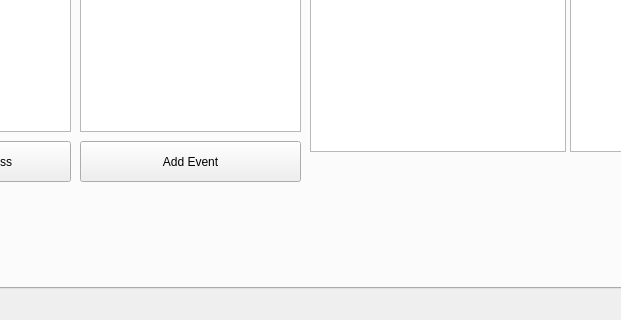
The window that mainwindow.ui (Leckatall/PyJournal) describes before a commit, drawn with Qt 5; both pictures show x 171 to 792 and y 344 to 664 of the 1016 by 664 pixel window.
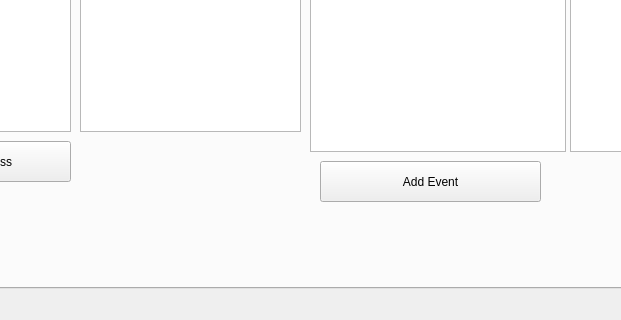
The same window after the commit.

Commit message: Selecting events and viewing their details is now possible :)

The edit to the form file:
```diff
--- a/mainwindow.ui
+++ b/mainwindow.ui
@@ -446,8 +446,8 @@
        <widget class="QPushButton" name="NewEventInstance">
         <property name="geometry">
          <rect>
-          <x>240</x>
-          <y>450</y>
+          <x>480</x>
+          <y>470</y>
           <width>221</width>
           <height>41</height>
          </rect>
```
Left out of the diff: 10 changed lines with no effect on the pictures. The commit also changes 1 other file.
